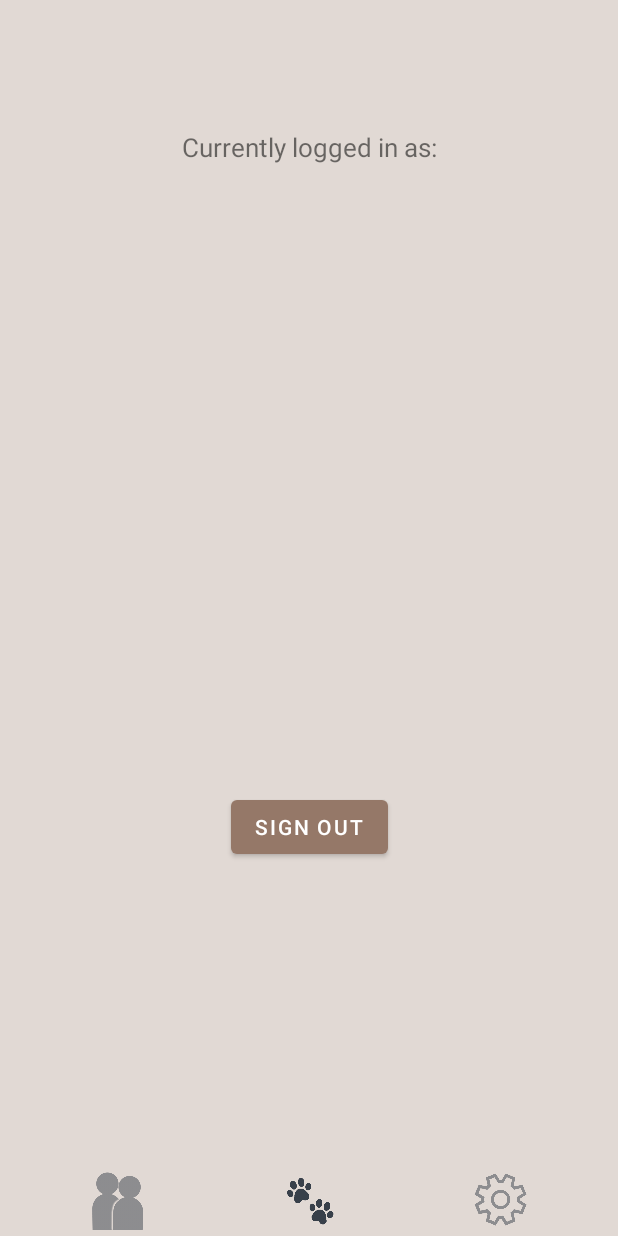
After one commit to sramamikolaj/Hau-Android-app, an Android app: the ManagementFragment screen opened through its navigation route, on a phone screen of 412 x 824 dp. The commit adds this screen. Run offline under Robolectric (Android 15) with nearby library versions, the phone set to English and light mode, and no system bars; our stand-ins replace Firebase (no records; nobody signed in at launch, a user with empty details on screens opened directly).

Commit message:
Added main activities fragments (Dashboard+Management) and implemented bottom navigation bar

```diff
--- /dev/null
+++ b/app/src/main/java/com/msmmhm/hauimetyourmother/DashboardFragment.kt
@@ -0,0 +1,26 @@
+package com.msmmhm.hauimetyourmother
+
+import android.os.Bundle
+import androidx.fragment.app.Fragment
+import android.view.LayoutInflater
+import android.view.View
+import android.view.ViewGroup
+
+
+class DashboardFragment : Fragment() {
+
+
+    override fun onCreate(savedInstanceState: Bundle?) {
+        super.onCreate(savedInstanceState)
+
+    }
+
+    override fun onCreateView(
+        inflater: LayoutInflater, container: ViewGroup?,
+        savedInstanceState: Bundle?
+    ): View? {
+        // Inflate the layout for this fragment
+        return inflater.inflate(R.layout.fragment_dashboard, container, false)
+    }
+
+}
--- /dev/null
+++ b/app/src/main/java/com/msmmhm/hauimetyourmother/ManagementFragment.kt
@@ -0,0 +1,51 @@
+package com.msmmhm.hauimetyourmother
+
+import android.content.Intent
+import android.os.Bundle
+import androidx.fragment.app.Fragment
+import android.view.LayoutInflater
+import android.view.View
+import android.view.ViewGroup
+import androidx.navigation.fragment.findNavController
+import com.google.firebase.auth.FirebaseAuth
+import com.google.firebase.auth.ktx.auth
+import com.google.firebase.ktx.Firebase
+import com.msmmhm.hauimetyourmother.databinding.ActivityMainBinding
+import com.msmmhm.hauimetyourmother.databinding.FragmentLoginBinding
+import com.msmmhm.hauimetyourmother.databinding.FragmentManagementBinding
+
+
+class ManagementFragment : Fragment() {
+    private lateinit var binding: FragmentManagementBinding
+    private lateinit var auth: FirebaseAuth
+
+    override fun onCreate(savedInstanceState: Bundle?) {
+        super.onCreate(savedInstanceState)
+        auth = Firebase.auth
+
+    }
+
+    override fun onCreateView(
+        inflater: LayoutInflater, container: ViewGroup?,
+        savedInstanceState: Bundle?
+    ): View? {
+        binding = FragmentManagementBinding.inflate(layoutInflater)
+        return binding.root
+    }
+
+    override fun onViewCreated(view: View, savedInstanceState: Bundle?) {
+        super.onViewCreated(view, savedInstanceState)
+
+        //Temporary username shower
+        binding.UserEmail.text = auth.currentUser?.email
+
+        //Log out button
+        binding.SignOutButton.setOnClickListener{
+            auth.signOut()
+            val i = Intent(activity, LoginAndRegister::class.java)
+            activity?.finish()
+            startActivity(i)
+        }
+    }
+
+}
--- a/app/src/main/res/layout/activity_main.xml
+++ b/app/src/main/res/layout/activity_main.xml
@@ -6,25 +6,54 @@
     android:layout_height="match_parent"
     tools:context=".MainActivity">
 
-    <TextView
-        android:id="@+id/TempText"
-        android:layout_width="wrap_content"
-        android:layout_height="wrap_content"
-        android:text="Hello World!"
-        android:textSize="34sp"
-        app:layout_constraintBottom_toBottomOf="parent"
-        app:layout_constraintLeft_toLeftOf="parent"
-        app:layout_constraintRight_toRightOf="parent"
-        app:layout_constraintTop_toTopOf="parent" />
-
-    <Button
-        android:id="@+id/TempLogOut"
-        android:layout_width="wrap_content"
-        android:layout_height="wrap_content"
-        android:layout_marginBottom="32dp"
-        android:text="Log out"
+    <androidx.constraintlayout.widget.ConstraintLayout
+        android:id="@+id/NavigationBar"
+        android:layout_width="match_parent"
+        android:layout_height="40dp"
+        android:layout_marginBottom="4dp"
         app:layout_constraintBottom_toBottomOf="parent"
         app:layout_constraintEnd_toEndOf="parent"
-        app:layout_constraintStart_toStartOf="parent" />
+        app:layout_constraintStart_toStartOf="parent">
+
+        <ImageView
+            android:id="@+id/GoToFriends"
+            android:layout_width="100dp"
+            android:layout_height="match_parent"
+            android:alpha="0.5"
+            app:layout_constraintEnd_toStartOf="@+id/GoToDashboard"
+            app:layout_constraintHorizontal_bias="0.5"
+            app:layout_constraintStart_toStartOf="parent"
+            app:srcCompat="@drawable/friends_temp" />
+
+        <ImageView
+            android:id="@+id/GoToManagement"
+            android:layout_width="100dp"
+            android:layout_height="match_parent"
+            android:alpha="0.5"
+            app:layout_constraintEnd_toEndOf="parent"
+            app:layout_constraintHorizontal_bias="0.5"
+            app:layout_constraintStart_toEndOf="@+id/GoToDashboard"
+            app:srcCompat="@drawable/settings_temp" />
+
+        <ImageView
+            android:id="@+id/GoToDashboard"
+            android:layout_width="100dp"
+            android:layout_height="match_parent"
+            app:layout_constraintEnd_toStartOf="@+id/GoToManagement"
+            app:layout_constraintHorizontal_bias="0.5"
+            app:layout_constraintStart_toEndOf="@+id/GoToFriends"
+            app:srcCompat="@drawable/summary_temp" />
+    </androidx.constraintlayout.widget.ConstraintLayout>
+
+    <androidx.fragment.app.FragmentContainerView
+        android:id="@+id/MainNavigation"
+        android:name="androidx.navigation.fragment.NavHostFragment"
+        android:layout_width="409dp"
+        android:layout_height="599dp"
+        app:defaultNavHost="true"
+        app:layout_constraintEnd_toEndOf="parent"
+        app:layout_constraintStart_toStartOf="parent"
+        app:layout_constraintTop_toTopOf="parent"
+        app:navGraph="@navigation/main_navigation" />
 
 </androidx.constraintlayout.widget.ConstraintLayout>
--- /dev/null
+++ b/app/src/main/res/layout/fragment_management.xml
@@ -0,0 +1,39 @@
+<?xml version="1.0" encoding="utf-8"?>
+<androidx.constraintlayout.widget.ConstraintLayout xmlns:android="http://schemas.android.com/apk/res/android"
+    xmlns:app="http://schemas.android.com/apk/res-auto"
+    xmlns:tools="http://schemas.android.com/tools"
+    android:layout_width="match_parent"
+    android:layout_height="match_parent"
+    tools:context=".ManagementFragment">
+
+    <Button
+        android:id="@+id/SignOutButton"
+        android:layout_width="wrap_content"
+        android:layout_height="wrap_content"
+        android:layout_marginBottom="24dp"
+        android:text="@string/sign_out_button"
+        app:layout_constraintBottom_toBottomOf="parent"
+        app:layout_constraintEnd_toEndOf="parent"
+        app:layout_constraintStart_toStartOf="parent" />
+
+    <TextView
+        android:id="@+id/TempLoggedAsText"
+        android:layout_width="wrap_content"
+        android:layout_height="wrap_content"
+        android:layout_marginTop="86dp"
+        android:text="Currently logged in as:"
+        android:textSize="17sp"
+        app:layout_constraintEnd_toEndOf="parent"
+        app:layout_constraintStart_toStartOf="parent"
+        app:layout_constraintTop_toTopOf="parent" />
+
+    <TextView
+        android:id="@+id/UserEmail"
+        android:layout_width="wrap_content"
+        android:layout_height="wrap_content"
+        android:text="email"
+        android:textSize="16sp"
+        app:layout_constraintEnd_toEndOf="@+id/TempLoggedAsText"
+        app:layout_constraintStart_toStartOf="@+id/TempLoggedAsText"
+        app:layout_constraintTop_toBottomOf="@+id/TempLoggedAsText" />
+</androidx.constraintlayout.widget.ConstraintLayout>
--- /dev/null
+++ b/app/src/main/res/navigation/main_navigation.xml
@@ -0,0 +1,26 @@
+<?xml version="1.0" encoding="utf-8"?>
+<navigation xmlns:android="http://schemas.android.com/apk/res/android"
+    xmlns:app="http://schemas.android.com/apk/res-auto"
+    xmlns:tools="http://schemas.android.com/tools"
+    android:id="@+id/main_navigation"
+    app:startDestination="@id/dashboardFragment">
+
+    <fragment
+        android:id="@+id/dashboardFragment"
+        android:name="com.msmmhm.hauimetyourmother.DashboardFragment"
+        android:label="fragment_dashboard"
+        tools:layout="@layout/fragment_dashboard" >
+        <action
+            android:id="@+id/action_dashboardFragment_to_managementFragment"
+            app:destination="@id/managementFragment" />
+    </fragment>
+    <fragment
+        android:id="@+id/managementFragment"
+        android:name="com.msmmhm.hauimetyourmother.ManagementFragment"
+        android:label="fragment_management"
+        tools:layout="@layout/fragment_management" >
+        <action
+            android:id="@+id/action_managementFragment_to_dashboardFragment"
+            app:destination="@id/dashboardFragment" />
+    </fragment>
+</navigation>
--- a/app/src/main/res/values/strings.xml
+++ b/app/src/main/res/values/strings.xml
@@ -5,4 +5,5 @@
     <string name="GoToRegisterButton">No account? \n Register now!</string>
     <string name="LoginButton">Already have an account? \n Log in now!</string>
     <string name="RegisterButton">Register</string>
+    <string name="sign_out_button">Sign out</string>
 </resources>
```
Also changed, not shown: app/src/main/AndroidManifest.xml (+9 -4 lines), app/src/main/java/com/msmmhm/hauimetyourmother/MainActivity.kt (+33 -10 lines), app/src/main/res/layout/fragment_dashboard.xml (added, +28 -0 lines), app/src/main/res/drawable/friends_temp.png (added), app/src/main/res/drawable/settings_temp.png (added), app/src/main/res/drawable/summary_temp.png (added).
